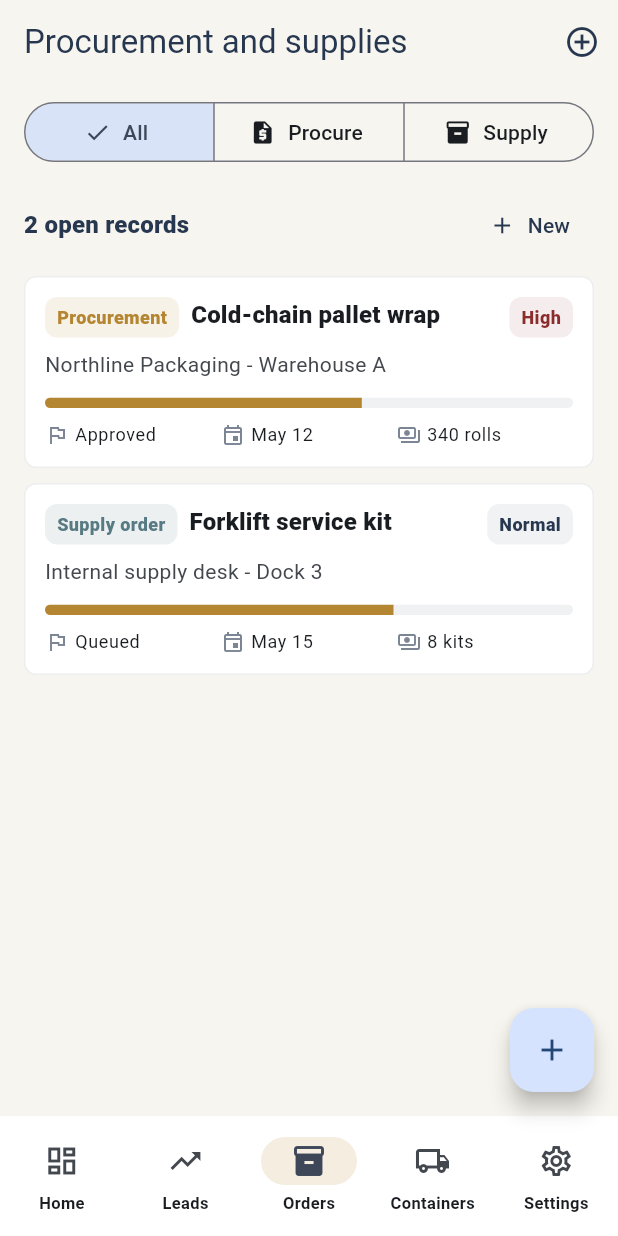
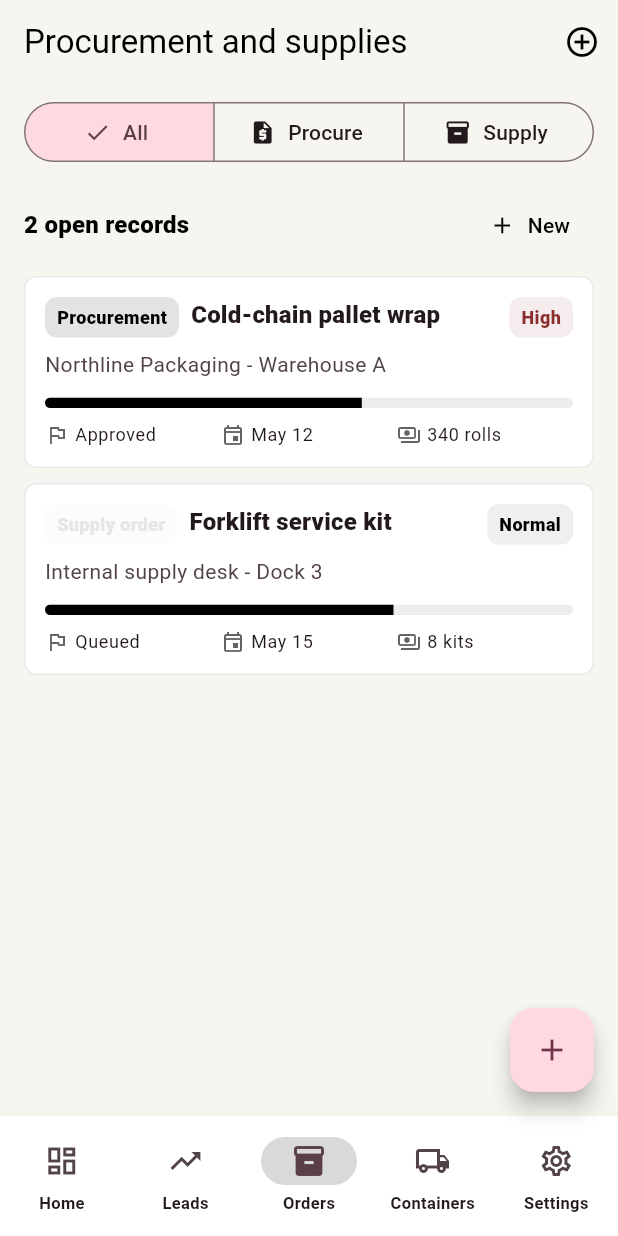
Before and after one commit to EOOrga/68d9d0f71299230338c5dbad, a Flutter app: the screen it shows after launch, item 3 of the bottom bar chosen, on a phone screen of 412 x 824 dp. Run offline on Flutter 3.47's test engine with Material 3 defaults, Android fonts, the phone set to English and light mode, and no system bars; our stand-ins replace shared_preferences.

Commit message:
Create Flutter variant com.garondenise.manikhn

```diff
--- a/lib/operations_app.dart
+++ b/lib/operations_app.dart
@@ -8,9 +8,9 @@ import 'operations_store.dart';
 const _appName = 'GARON DENISE';
 const _supportEmail = 'support@garondenise.com';
 
-const _brandPrimary = Color(0xFF27374F);
-const _brandSecondary = Color(0xFFB58632);
-const _brandTertiary = Color(0xFF587A82);
+const _brandPrimary = Color(0xFF000000);
+const _brandSecondary = Color(0xFF000000);
+const _brandTertiary = Color(0xFFE6E6E6);
 const _brandSurface = Color(0xFFF7F5EF);
 
 class GaronDeniseApp extends StatefulWidget {
@@ -126,7 +126,7 @@ class _OperationsHomeState extends State<OperationsHome> {
           ),
           WorkListScreen(
             controller: widget.controller,
-            title: 'Lead pipeline',
+            title: 'GARON DENISE',
             types: const [WorkType.lead],
             emptyLabel: 'No leads are waiting.',
             onAddItem: () => _openForm(initialType: WorkType.lead),
--- a/pubspec.yaml
+++ b/pubspec.yaml
@@ -1,4 +1,4 @@
-name: garon_denise
+name: manikhn
 description: Local operations workspace for lead, procurement, supply, and container tracking.
 publish_to: 'none'
 version: 1.0.0+1
@@ -22,6 +22,8 @@ flutter_launcher_icons:
   android: true
   ios: false
   image_path: docs/icon.png
+  adaptive_icon_foreground: docs/icon.png
+  adaptive_icon_background: "#E6E6E6"
   min_sdk_android: 23
 
 flutter:
```
Also changed, not shown: docs/icon.png, 12 other files.
